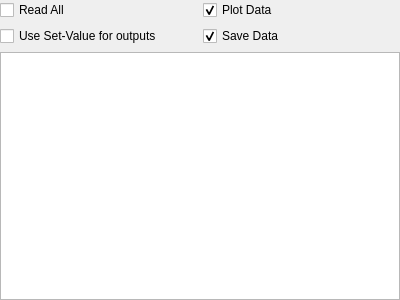
Above: gui/read_channels.ui from FAU-LAP/NOMAD-CAMELS before the change. Below: the same form after it.
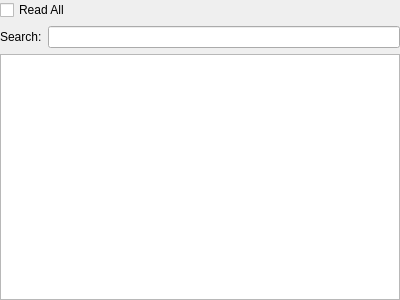
That is the form after the change.

Commit message: added search function to read_channels step

```diff
--- a/gui/read_channels.ui
+++ b/gui/read_channels.ui
@@ -26,42 +26,25 @@
    <property name="bottomMargin">
     <number>0</number>
    </property>
-   <item row="0" column="1">
-    <widget class="QCheckBox" name="checkBox_plot">
-     <property name="text">
-      <string>Plot Data</string>
-     </property>
-     <property name="checked">
-      <bool>true</bool>
-     </property>
-    </widget>
-   </item>
    <item row="3" column="0" colspan="2">
     <widget class="QTableWidget" name="tableWidget_channels"/>
    </item>
-   <item row="1" column="1">
-    <widget class="QCheckBox" name="checkBox_save">
+   <item row="1" column="0">
+    <widget class="QLabel" name="label">
      <property name="text">
-      <string>Save Data</string>
-     </property>
-     <property name="checked">
-      <bool>true</bool>
+      <string>Search:</string>
      </property>
     </widget>
    </item>
-   <item row="0" column="0">
+   <item row="0" column="0" colspan="2">
     <widget class="QCheckBox" name="checkBox_read_all">
      <property name="text">
       <string>Read All</string>
      </property>
     </widget>
    </item>
-   <item row="1" column="0">
-    <widget class="QCheckBox" name="checkBox_use_set">
-     <property name="text">
-      <string>Use Set-Value for outputs</string>
-     </property>
-    </widget>
+   <item row="1" column="1">
+    <widget class="QLineEdit" name="lineEdit_search"/>
    </item>
   </layout>
  </widget>
```
The commit also changes 3 other files.
